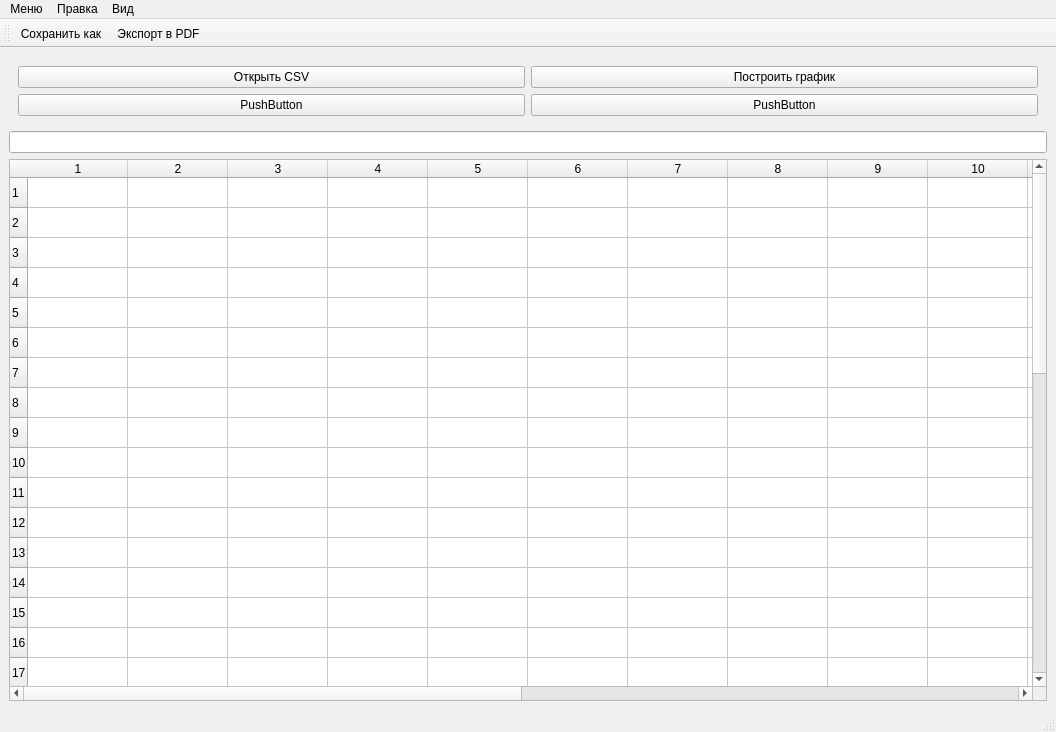
This is mainwindow.ui in GlebDorohov17092006/Experiment2025 as Qt 5 draws it before an edit. The edited form follows.
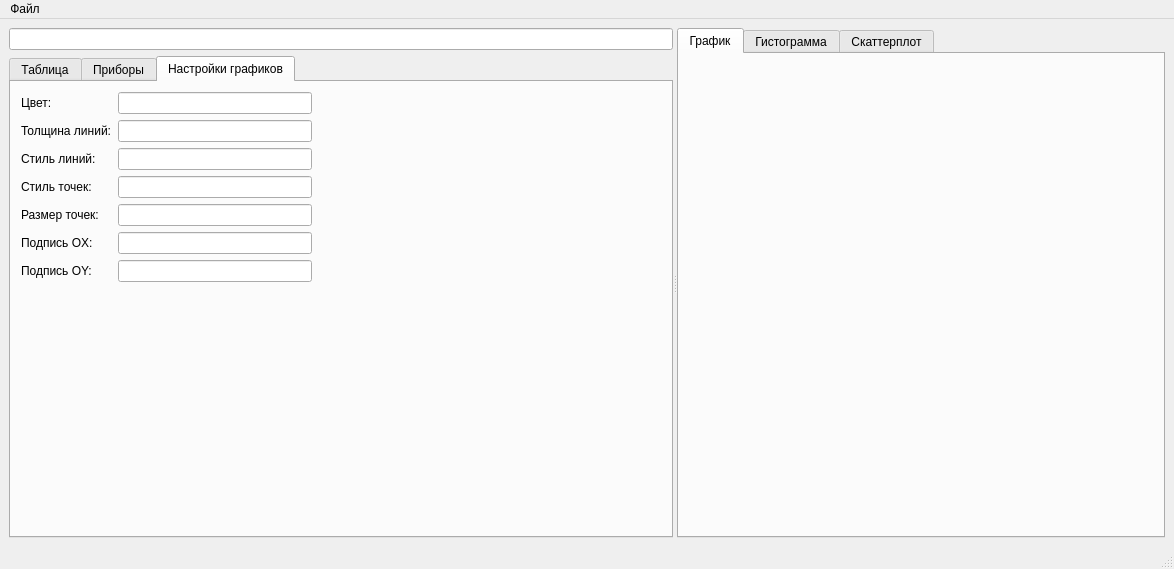
This is the edited form. Icons and pictures are not drawn. Custom widgets are drawn as their Qt base class.

Patch:
```diff
--- a/mainwindow.ui
+++ b/mainwindow.ui
@@ -6,8 +6,8 @@
    <rect>
     <x>0</x>
     <y>0</y>
-    <width>1056</width>
-    <height>732</height>
+    <width>1174</width>
+    <height>569</height>
    </rect>
   </property>
   <property name="windowTitle">
@@ -17,54 +17,38 @@
    <iconset resource="resources.qrc">
     <normaloff>:/recources/window_icon.png</normaloff>:/recources/window_icon.png</iconset>
   </property>
+  <property name="styleSheet">
+   <string notr="true"/>
+  </property>
   <widget class="QWidget" name="centralwidget">
+   <layout class="QVBoxLayout" name="verticalLayout_2">
+    <item>
+     <widget class="QSplitter" name="splitter">
+      <property name="sizePolicy">
+       <sizepolicy hsizetype="Preferred" vsizetype="Preferred">
+        <horstretch>0</horstretch>
+        <verstretch>0</verstretch>
+       </sizepolicy>
+      </property>
+      <property name="orientation">
+       <enum>Qt::Horizontal</enum>
+      </property>
+      <widget class="QWidget" name="layoutWidget">
    <layout class="QVBoxLayout" name="verticalLayout">
     <item>
-     <widget class="QWidget" name="widget" native="true">
+         <widget class="QLineEdit" name="formula"/>
+        </item>
+        <item>
+         <widget class="QTabWidget" name="tabGraphSettings">
+          <property name="currentIndex">
+           <number>2</number>
+          </property>
+          <widget class="QWidget" name="widget">
+           <attribute name="title">
+            <string>Таблица</string>
+           </attribute>
       <layout class="QHBoxLayout" name="horizontalLayout">
        <item>
-        <layout class="QVBoxLayout" name="verticalLayout_2">
-         <item>
-          <widget class="QPushButton" name="pushButton_4">
-           <property name="text">
-            <string>Открыть CSV</string>
-           </property>
-          </widget>
-         </item>
-         <item>
-          <widget class="QPushButton" name="pushButton_3">
-           <property name="text">
-            <string>PushButton</string>
-           </property>
-          </widget>
-         </item>
-        </layout>
-       </item>
-       <item>
-        <layout class="QVBoxLayout" name="verticalLayout_3">
-         <item>
-          <widget class="QPushButton" name="PlotGraph">
-           <property name="text">
-            <string>Построить график</string>
-           </property>
-          </widget>
-         </item>
-         <item>
-          <widget class="QPushButton" name="pushButton_2">
-           <property name="text">
-            <string>PushButton</string>
-           </property>
-          </widget>
-         </item>
-        </layout>
-       </item>
-      </layout>
-     </widget>
-    </item>
-    <item>
-     <widget class="QLineEdit" name="lineEdit"/>
-    </item>
-    <item>
      <widget class="QTableWidget" name="tableWidget">
       <property name="rowCount">
        <number>40</number>
@@ -136,52 +120,173 @@
     </item>
    </layout>
   </widget>
+          <widget class="QWidget" name="tab_2">
+           <attribute name="title">
+            <string>Приборы</string>
+           </attribute>
+           <layout class="QGridLayout" name="gridLayout_5">
+            <item row="0" column="0">
+             <widget class="QTableWidget" name="instrumentsTable">
+              <property name="columnCount">
+               <number>3</number>
+              </property>
+              <column/>
+              <column/>
+              <column/>
+             </widget>
+            </item>
+           </layout>
+          </widget>
+          <widget class="QWidget" name="tab">
+           <attribute name="title">
+            <string>Настройки графиков</string>
+           </attribute>
+           <widget class="QWidget" name="">
+            <property name="geometry">
+             <rect>
+              <x>10</x>
+              <y>10</y>
+              <width>291</width>
+              <height>240</height>
+             </rect>
+            </property>
+            <layout class="QFormLayout" name="formLayout">
+             <item row="0" column="0">
+              <widget class="QLabel" name="label">
+               <property name="text">
+                <string>Цвет:</string>
+               </property>
+              </widget>
+             </item>
+             <item row="0" column="1">
+              <widget class="QLineEdit" name="lineEdit"/>
+             </item>
+             <item row="1" column="0">
+              <widget class="QLabel" name="label_2">
+               <property name="text">
+                <string>Толщина линий:</string>
+               </property>
+              </widget>
+             </item>
+             <item row="1" column="1">
+              <widget class="QLineEdit" name="lineEdit_2"/>
+             </item>
+             <item row="2" column="0">
+              <widget class="QLabel" name="label_3">
+               <property name="text">
+                <string>Стиль линий:</string>
+               </property>
+              </widget>
+             </item>
+             <item row="2" column="1">
+              <widget class="QLineEdit" name="lineEdit_6"/>
+             </item>
+             <item row="3" column="0">
+              <widget class="QLabel" name="label_4">
+               <property name="text">
+                <string>Стиль точек:</string>
+               </property>
+              </widget>
+             </item>
+             <item row="3" column="1">
+              <widget class="QLineEdit" name="lineEdit_5"/>
+             </item>
+             <item row="4" column="0">
+              <widget class="QLabel" name="label_5">
+               <property name="text">
+                <string>Размер точек:</string>
+               </property>
+              </widget>
+             </item>
+             <item row="4" column="1">
+              <widget class="QLineEdit" name="lineEdit_4"/>
+             </item>
+             <item row="5" column="1">
+              <widget class="QLineEdit" name="lineEdit_3"/>
+             </item>
+             <item row="6" column="1">
+              <widget class="QLineEdit" name="lineEdit_7"/>
+             </item>
+             <item row="5" column="0">
+              <widget class="QLabel" name="label_6">
+               <property name="text">
+                <string>Подпись OX:</string>
+               </property>
+              </widget>
+             </item>
+             <item row="6" column="0">
+              <widget class="QLabel" name="label_7">
+               <property name="text">
+                <string>Подпись OY:</string>
+               </property>
+              </widget>
+             </item>
+            </layout>
+           </widget>
+          </widget>
+         </widget>
+        </item>
+       </layout>
+      </widget>
+      <widget class="QTabWidget" name="tabWidget_2">
+       <property name="currentIndex">
+        <number>0</number>
+       </property>
+       <widget class="QWidget" name="line_tab">
+        <attribute name="title">
+         <string>График</string>
+        </attribute>
+        <layout class="QGridLayout" name="gridLayout_2">
+         <item row="0" column="0">
+          <widget class="QCustomPlot" name="linePlot" native="true"/>
+         </item>
+        </layout>
+       </widget>
+       <widget class="QWidget" name="hist_tab">
+        <attribute name="title">
+         <string>Гистограмма</string>
+        </attribute>
+        <layout class="QGridLayout" name="gridLayout_3">
+         <item row="0" column="0">
+          <widget class="QCustomPlot" name="histogram" native="true"/>
+         </item>
+        </layout>
+       </widget>
+       <widget class="QWidget" name="scat_tab">
+        <attribute name="title">
+         <string>Скаттерплот</string>
+        </attribute>
+        <layout class="QGridLayout" name="gridLayout_4">
+         <item row="0" column="0">
+          <widget class="QCustomPlot" name="scatterPlot" native="true"/>
+         </item>
+        </layout>
+       </widget>
+      </widget>
+     </widget>
+    </item>
+   </layout>
+  </widget>
   <widget class="QMenuBar" name="menubar">
    <property name="geometry">
     <rect>
      <x>0</x>
      <y>0</y>
-     <width>1056</width>
+     <width>1174</width>
      <height>25</height>
     </rect>
    </property>
    <widget class="QMenu" name="Menu">
     <property name="title">
-     <string>Меню</string>
+     <string>Файл</string>
     </property>
-    <addaction name="action_2"/>
-    <addaction name="action_3"/>
-    <addaction name="action_PDF"/>
-    <addaction name="action_4"/>
-   </widget>
-   <widget class="QMenu" name="menu_2">
-    <property name="title">
-     <string>Правка</string>
-    </property>
-   </widget>
-   <widget class="QMenu" name="menu">
-    <property name="title">
-     <string>Вид</string>
-    </property>
+    <addaction name="action_ODF"/>
+    <addaction name="export_CSV"/>
+    <addaction name="import_CSV"/>
    </widget>
    <addaction name="Menu"/>
-   <addaction name="menu_2"/>
-   <addaction name="menu"/>
   </widget>
   <widget class="QStatusBar" name="statusbar"/>
-  <widget class="QToolBar" name="toolBar">
-   <property name="windowTitle">
-    <string>toolBar</string>
-   </property>
-   <attribute name="toolBarArea">
-    <enum>TopToolBarArea</enum>
-   </attribute>
-   <attribute name="toolBarBreak">
-    <bool>false</bool>
-   </attribute>
-   <addaction name="action_3"/>
-   <addaction name="action_PDF"/>
-  </widget>
   <action name="action">
    <property name="text">
     <string>меню</string>
@@ -199,7 +304,20 @@
   </action>
   <action name="action_PDF">
    <property name="text">
-    <string>Экспорт в PDF</string>
+    <string>Создать отчет</string>
+   </property>
+   <property name="toolTip">
+    <string>Экспорт в ODF</string>
+   </property>
+  </action>
+  <action name="export_CSV">
+   <property name="text">
+    <string>Экспорт CSV</string>
+   </property>
+  </action>
+  <action name="import_CSV">
+   <property name="text">
+    <string>Импорт CSV</string>
    </property>
   </action>
   <action name="action_4">
@@ -208,6 +326,14 @@
    </property>
   </action>
  </widget>
+ <customwidgets>
+  <customwidget>
+   <class>QCustomPlot</class>
+   <extends>QWidget</extends>
+   <header>qcustomplot.h</header>
+   <container>1</container>
+  </customwidget>
+ </customwidgets>
  <resources>
   <include location="resources.qrc"/>
  </resources>
```
Left out of the diff: 2 changed lines with no effect on the pictures. Lines whose indentation alone changed are shown as unchanged.
